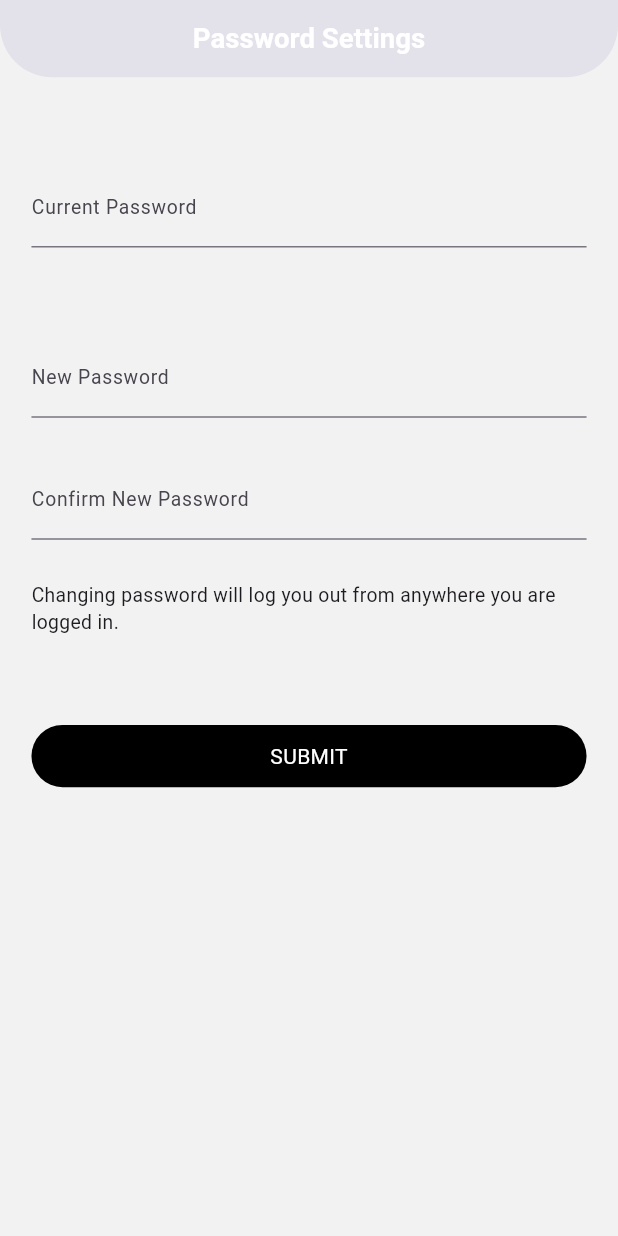
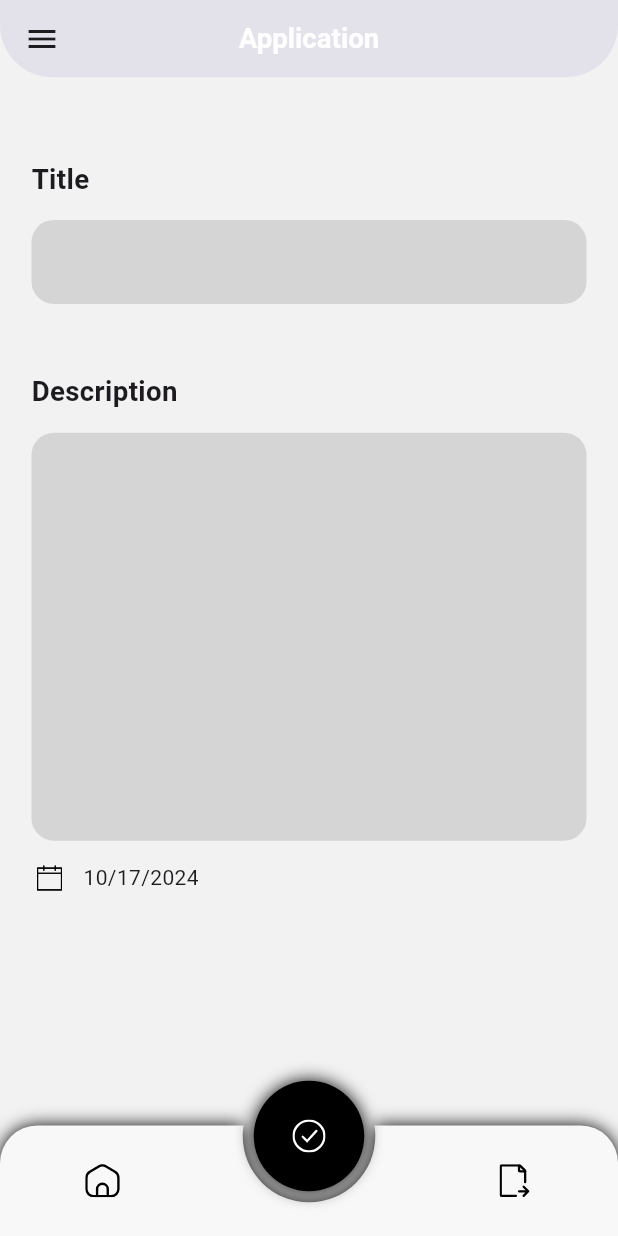
Before and after one commit to SariaMahmood20/company_app, a Flutter app: the screen it shows after launch, on a phone screen of 412 x 824 dp. Run offline on Flutter 3.47's test engine with Material 3 defaults, Android fonts, the phone set to English and light mode, and no system bars; drawn by our look-alikes of circle_nav_bar; our stand-ins replace badges, flutter_screenutil, flutter_svg, google_fonts; missing offline and left inert: auto_size_text_field.

Commit message:
Appication Screen

```diff
--- a/lib/app/constants/svg_icons.dart
+++ b/lib/app/constants/svg_icons.dart
@@ -9,4 +9,7 @@ class SvgIcons{
   static const records = "${_iconsPath}Records.svg";
   static const password = "${_iconsPath}Password.svg";
   static const editImage = "${_iconsPath}Edit.svg";
+  static const backArrow = "${_iconsPath}back.svg";
+  static const forwardArrow = "${_iconsPath}forward.svg";
+  static const calender = "${_iconsPath}Calender.svg";
 }
--- /dev/null
+++ b/lib/app/utils/date_provider.dart
@@ -0,0 +1,23 @@
+import 'package:flutter/material.dart';
+import 'package:intl/intl.dart';
+
+class DateProvider with ChangeNotifier{
+
+  String formatDate(DateTime date){
+    return DateFormat('MM/dd/yyyy').format(date);
+  }
+
+  DateTime leaveDate = DateTime.now();
+  Future<void> pickDate(BuildContext context)async{
+    final DateTime? pickedDate = await showDatePicker(
+      context: context,
+      firstDate: leaveDate.subtract(const Duration(days: 7)),
+      lastDate: DateTime(2200)
+    );
+    if(pickedDate != null && pickedDate != leaveDate){
+        leaveDate = pickedDate;
+        notifyListeners();
+    }
+    notifyListeners();
+  }
+}
--- /dev/null
+++ b/lib/features/leaves/presentation/views/write_application_screen.dart
@@ -0,0 +1,107 @@
+import 'package:deutics_attendance_app/app/constants/svg_icons.dart';
+import 'package:flutter/material.dart';
+import 'package:flutter_screenutil/flutter_screenutil.dart';
+import 'package:auto_size_text_field/auto_size_text_field.dart';
+import 'package:intl/intl.dart';
+import 'package:provider/provider.dart';
+import 'package:flutter_svg/flutter_svg.dart';
+
+import 'package:deutics_attendance_app/app/resources/app_theme.dart';
+import 'package:deutics_attendance_app/app/views/widget/my_drawer.dart';
+import 'package:deutics_attendance_app/app/views/widget/navigation_bar.dart';
+import 'package:deutics_attendance_app/app/utils/date_provider.dart';
+import 'package:deutics_attendance_app/app/views/widget/my_app_bar.dart';
+
+class WriteApplicationScreen extends StatelessWidget {
+
+  WriteApplicationScreen({super.key});
+
+  final _titleController = TextEditingController();
+
+  final _descriptionController = TextEditingController();
+
+  @override
+  Widget build(BuildContext context) {
+    final styles = Theme.of(context).extension<AppTheme>()!;
+    return ChangeNotifierProvider(
+      create: (context)=> DateProvider(),
+      builder: (context, child){
+        return Scaffold(
+        appBar: MyAppBar(appBarTitle: "Application"),
+        bottomNavigationBar: const MyNavigationBar(),
+        drawer: const MyDrawer(),
+        body: Padding(
+          padding: EdgeInsets.symmetric(horizontal: 20.w, vertical: 60.h),
+          child: Column(
+            crossAxisAlignment: CrossAxisAlignment.start,
+            children: [
+              Text(
+                "Title",
+                style: styles.roboto20w600,
+              ),
+              SizedBox(
+                height: 15.h,
+              ),
+              TextFormField(
+                controller: _titleController,
+                decoration: const InputDecoration(
+                    fillColor: Colors.black12,
+                    filled: true,
+                    border: InputBorder.none,
+                    enabledBorder: OutlineInputBorder(
+                        borderRadius: BorderRadius.all(Radius.circular(15)),
+                        borderSide: BorderSide.none)),
+                maxLines: 1, // Allows for multi-line input
+              ),
+              SizedBox(
+                height: 50.h,
+              ),
+              Text(
+                "Description",
+                style: styles.roboto20w600,
+              ),
+              SizedBox(
+                height: 15.h,
+              ),
+              TextFormField(
+                controller: _descriptionController,
+                decoration: const InputDecoration(
+                    fillColor: Colors.black12,
+                    filled: true,
+                    border: InputBorder.none,
+                    enabledBorder: OutlineInputBorder(
+                        borderRadius: BorderRadius.all(Radius.circular(15)),
+                        borderSide: BorderSide.none)),
+                maxLines: 10,
+              ),
+              SizedBox(height: 15.h,),
+              Consumer<DateProvider>(
+                builder: (context, provider, child){
+                  return Row(
+                  children: [
+                    InkWell(
+                      onTap: (){
+                        provider.pickDate(context);
+                      },
+                      child: SvgPicture.asset(
+                        SvgIcons.calender,
+                        height: 24.h,
+                        width: 23.w,
+                        color: Colors.black,
+                      ),
+                    ),
+                    SizedBox(width: 10.w,),
+                    Text( provider.formatDate(provider.leaveDate))
+                  ],
+                );
+                },
+              )
+            ],
+          ),
+        ),
+      );
+      },
+      // child:
+    );
+  }
+}
--- a/lib/main.dart
+++ b/lib/main.dart
@@ -34,6 +34,8 @@ import 'package:google_fonts/google_fonts.dart';
 import 'package:deutics_attendance_app/features/user/presentation/views/user_screen.dart';
 import 'package:deutics_attendance_app/features/user/presentation/views/profile_settings_screen.dart';
 import 'package:deutics_attendance_app/features/user/presentation/views/password_setting_screen.dart';
+import 'package:deutics_attendance_app/features/leaves/presentation/views/application_record_screen.dart';
+import 'package:deutics_attendance_app/features/leaves/presentation/views/write_application_screen.dart';
 
 void main() {
   runApp(const MainApp());
@@ -51,7 +53,7 @@ class MainApp extends StatelessWidget {
       builder: (context, child) {
         return MaterialApp(
           theme: lightTheme, // Apply the lightTheme here
-          home:const  PasswordSettingScreen(),
+          home:WriteApplicationScreen(),
         );
       },
     );
--- a/pubspec.yaml
+++ b/pubspec.yaml
@@ -27,6 +27,8 @@ dev_dependencies:
   google_fonts: ^6.2.1
   circle_nav_bar: ^2.1.0+1
   badges: ^3.1.2
+  flutter_text_box: ^0.0.1
+  auto_size_text_field: ^2.2.4
 
 flutter:
   uses-material-design: true
```
Also changed, not shown: lib/app/utils/utils_function.dart (+15 -0 lines), lib/features/leaves/presentation/views/application_record_screen.dart (added, +33 -0 lines), lib/features/leaves/presentation/widgets/application_card.dart (added, +65 -0 lines), lib/features/leaves/presentation/widgets/new_application_card.dart (added, +52 -0 lines), lib/features/leaves/presentation/widgets/status_widget.dart (added, +35 -0 lines), assets/icons/Calender.svg (added), assets/icons/back.svg (added), assets/icons/forward.svg (added), pubspec.lock.
